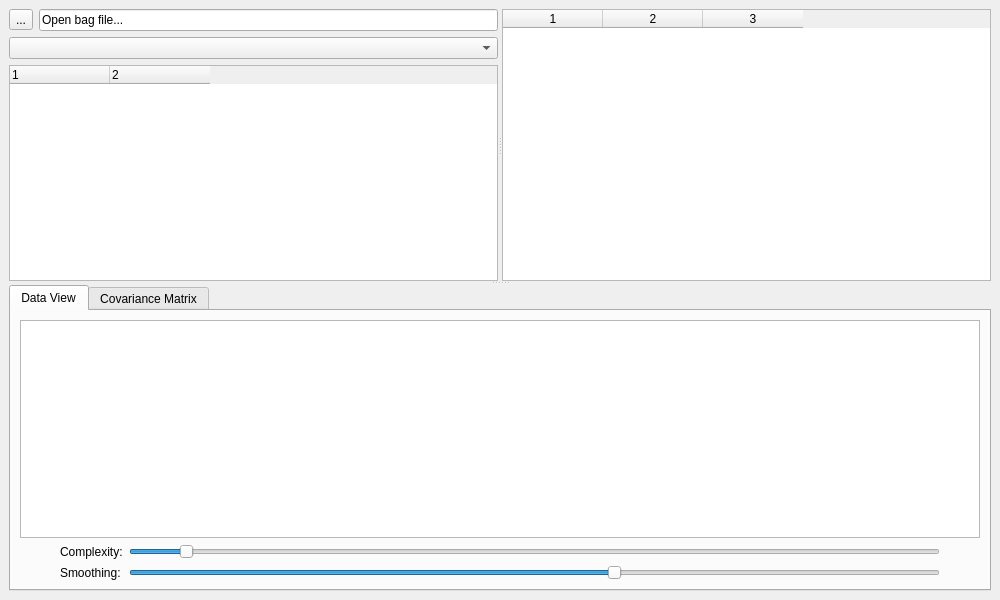
First picture: the form in src/gui/form_main.ui, repository pcdangio/ros-noise_analysis, before the edit.
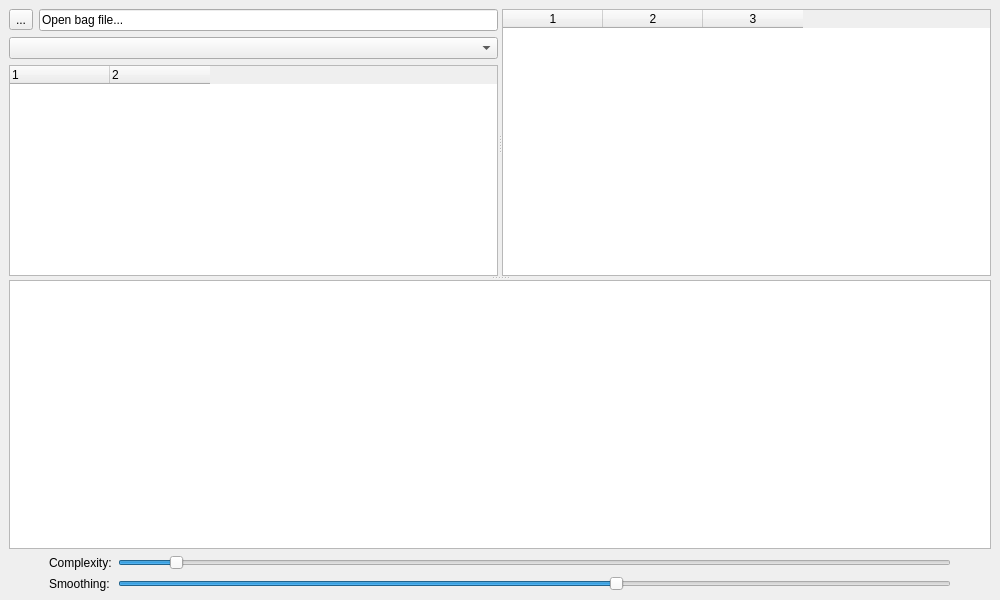
Second picture: the form after the edit. Icons and pictures are not drawn. Custom widgets are drawn as their Qt base class.

Commit message: removed tabs for covariance matrix

What changed in the file:
```diff
--- a/src/gui/form_main.ui
+++ b/src/gui/form_main.ui
@@ -106,28 +106,22 @@
         </layout>
        </widget>
       </widget>
-      <widget class="QTabWidget" name="tabs">
-       <property name="minimumSize">
-        <size>
-         <width>0</width>
-         <height>300</height>
-        </size>
-       </property>
-       <property name="currentIndex">
-        <number>0</number>
-       </property>
-       <widget class="QWidget" name="tab_data_view">
-        <attribute name="title">
-         <string>Data View</string>
-        </attribute>
-        <layout class="QVBoxLayout" name="verticalLayout">
+      <widget class="QWidget" name="verticalLayoutWidget_2">
+       <layout class="QVBoxLayout" name="layout_bottom">
          <item>
           <layout class="QHBoxLayout" name="layout_chartview">
            <property name="spacing">
             <number>0</number>
            </property>
            <item>
-            <widget class="QChartView" name="chartview"/>
+           <widget class="QChartView" name="chartview">
+            <property name="minimumSize">
+             <size>
+              <width>0</width>
+              <height>250</height>
+             </size>
+            </property>
+           </widget>
            </item>
           </layout>
          </item>
@@ -218,12 +212,6 @@
           </layout>
          </item>
         </layout>
-       </widget>
-       <widget class="QWidget" name="tab_covariance_matrix">
-        <attribute name="title">
-         <string>Covariance Matrix</string>
-        </attribute>
-       </widget>
       </widget>
      </widget>
     </item>
```
Lines whose indentation alone changed are shown as unchanged. The commit also changes 1 other file.
